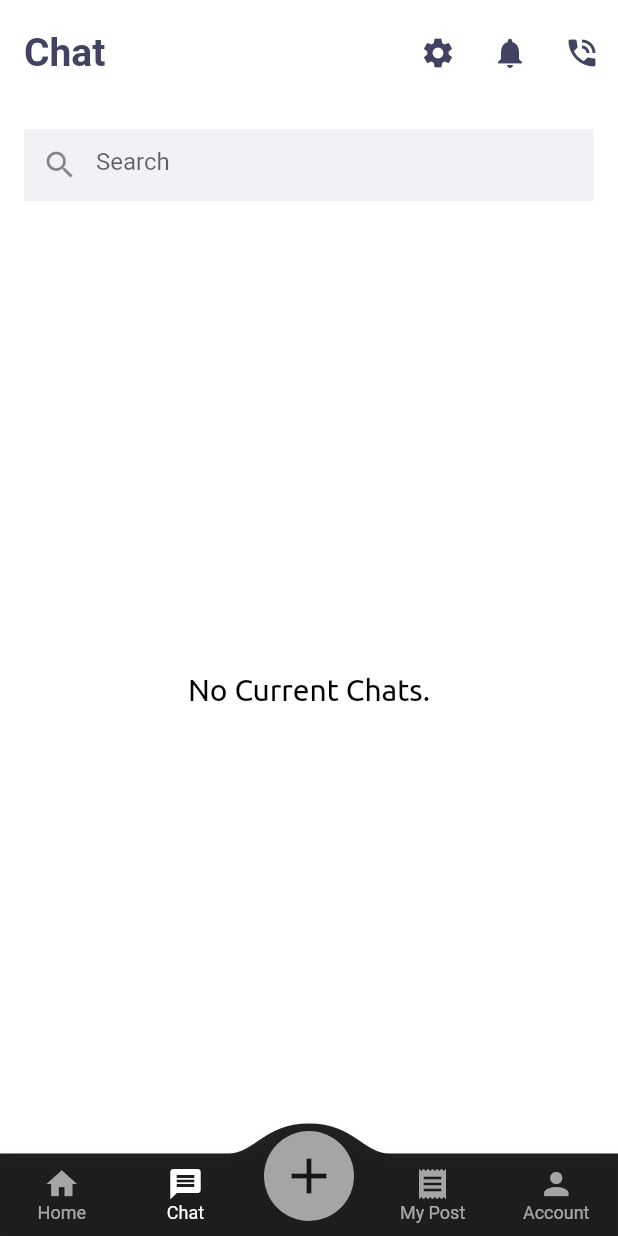
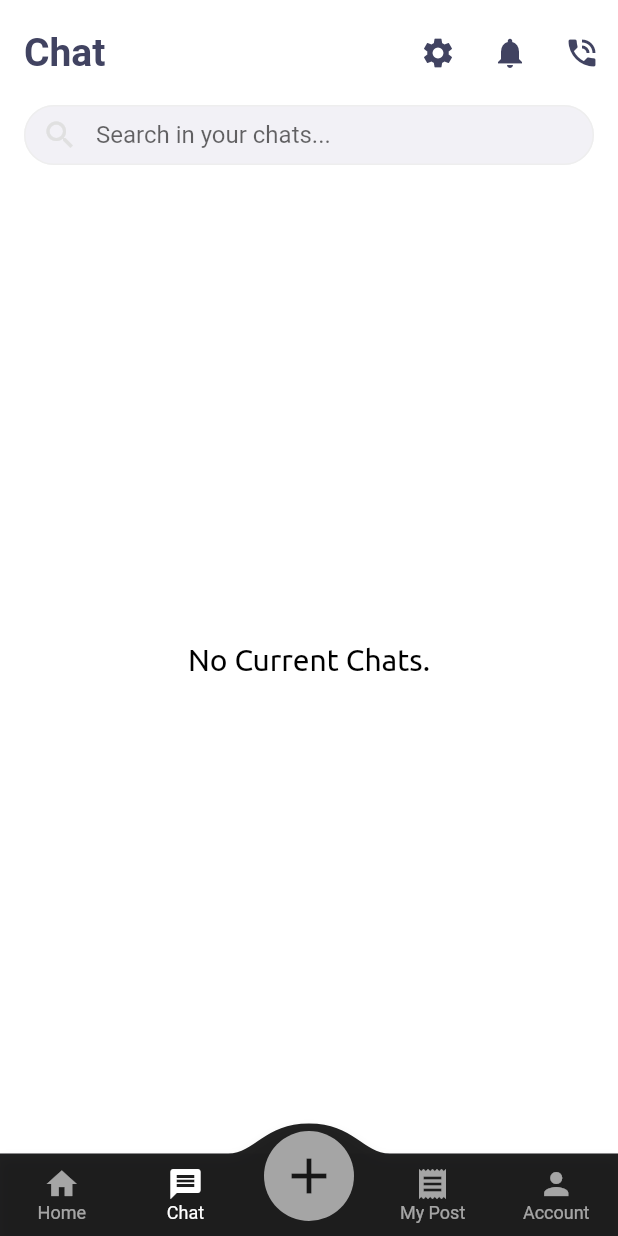
Before and after one commit to irisktaker/clone_open_sooq, a Flutter app: the BtnNavBarScreen screen opened directly, item 2 of the bottom bar chosen, on a phone screen of 412 x 824 dp. Run offline on Flutter 3.47's test engine with Material 2 defaults, Android fonts, the phone set to English and light mode, and no system bars; drawn by our look-alikes of convex_bottom_bar; our stand-ins replace banner_carousel, cloud_firestore, connectivity_plus, dio, firebase_core, flutter_secure_storage and 6 more; missing offline and left inert: country_pickers, shake; accounts and stored records are empty; generated files the repository leaves out were written again; network calls fail; project files that could hold a hidden picture were left out.

```diff
--- a/lib/views/screens/btn_nav_bar/btn_nav_bar_screen.dart
+++ b/lib/views/screens/btn_nav_bar/btn_nav_bar_screen.dart
@@ -21,7 +21,6 @@ class _BtnNavBarScreenState extends State<BtnNavBarScreen> {
 
   @override
   void initState() {
-    super.initState();
     ShakeDetector detector = ShakeDetector.autoStart(
       onPhoneShake: () async {
         if (AppVariables.isContactUsDialogOpen == false) {
@@ -38,6 +37,7 @@ class _BtnNavBarScreenState extends State<BtnNavBarScreen> {
     // To close: detector.stopListening();
     // ShakeDetector.waitForStart() waits for user to call detector.startListening();
     detector.startListening();
+    super.initState();
   }
 
   @override
--- a/lib/views/screens/chat/chat_screen.dart
+++ b/lib/views/screens/chat/chat_screen.dart
@@ -1,6 +1,6 @@
 import 'package:flutter/material.dart';
 import 'package:open_sooq/views/screens/chat/chat_bloc.dart';
-import 'package:open_sooq/views/screens/chat/widget/build_search.dart';
+import 'package:open_sooq/views/screens/chat/widget/chat_search_bar.dart';
 import 'package:open_sooq/views/screens/chat/widget/chats_view.dart';
 
 class ChatScreen extends StatelessWidget {
@@ -10,13 +10,17 @@ class ChatScreen extends StatelessWidget {
 
   @override
   Widget build(BuildContext context) {
-    return Container(
-      color: Colors.white,
-      child: Column(
-        children: [
-          BuildCustomSearch(_chatBloc),
-          ChatView(_chatBloc),
-        ],
+    return GestureDetector(
+      onTap: () => FocusScope.of(context).unfocus(),
+      child: Container(
+        color: Colors.white,
+        padding: const EdgeInsets.symmetric(horizontal: 16),
+        child: Column(
+          children: [
+            ChatSearchBar(_chatBloc),
+            ChatView(_chatBloc),
+          ],
+        ),
       ),
     );
   }
--- a/lib/views/screens/chat/widget/build_search.dart
+++ /dev/null
@@ -1,31 +0,0 @@
-import 'package:flutter/material.dart';
-import 'package:open_sooq/utils/constants/all_constants.dart';
-import 'package:open_sooq/views/screens/chat/chat_bloc.dart';
-
-class BuildCustomSearch extends StatelessWidget {
-  final ChatBloc chatBloc;
-
-  const BuildCustomSearch(this.chatBloc, {Key? key}) : super(key: key);
-
-  @override
-  Widget build(BuildContext context) {
-    return AnimatedOpacity(
-      opacity: 1,
-      duration: const Duration(milliseconds: 800),
-      child: Container(
-        padding: const EdgeInsets.all(16.0),
-        height: 80,
-        child: TextField(
-          controller: chatBloc.searchController,
-          decoration: const InputDecoration(
-            prefixIcon: Icon(Icons.search),
-            border: InputBorder.none,
-            fillColor: AppColors.lightBackgroundColor,
-            filled: true,
-            hintText: "Search",
-          ),
-        ),
-      ),
-    );
-  }
-}
--- /dev/null
+++ b/lib/views/screens/chat/widget/chat_search_bar.dart
@@ -0,0 +1,48 @@
+import 'package:flutter/material.dart';
+import 'package:open_sooq/utils/constants/all_constants.dart';
+import 'package:open_sooq/views/screens/chat/chat_bloc.dart';
+
+class ChatSearchBar extends StatelessWidget {
+  final ChatBloc chatBloc;
+
+  const ChatSearchBar(this.chatBloc, {Key? key}) : super(key: key);
+
+  @override
+  Widget build(BuildContext context) {
+    return AnimatedOpacity(
+      opacity: 1,
+      duration: const Duration(milliseconds: 800),
+      child: Container(
+        height: 40,
+        decoration: BoxDecoration(
+          borderRadius: BorderRadius.circular(20),
+        ),
+        child: TextField(
+          controller: chatBloc.searchController,
+          cursorColor: Colors.black,
+          textAlign: TextAlign.start,
+          textAlignVertical: TextAlignVertical.bottom,
+          decoration: InputDecoration(
+            prefixIcon: Icon(Icons.search, color: Colors.grey[300]!),
+            border: InputBorder.none,
+            fillColor: AppColors.lightBackgroundColor,
+            filled: true,
+            hintText: "Search in your chats...",
+            enabledBorder: OutlineInputBorder(
+              borderSide: BorderSide(width: 1, color: Colors.grey[200]!),
+              borderRadius: BorderRadius.circular(20.0),
+            ),
+            focusedBorder: OutlineInputBorder(
+              borderSide: BorderSide(width: 1, color: Colors.grey[200]!),
+              borderRadius: BorderRadius.circular(20.0),
+            ),
+            errorBorder: OutlineInputBorder(
+              borderSide: BorderSide(width: 1, color: Colors.red[200]!),
+              borderRadius: BorderRadius.circular(20.0),
+            ),
+          ),
+        ),
+      ),
+    );
+  }
+}
--- a/lib/views/screens/home/home_bloc.dart
+++ b/lib/views/screens/home/home_bloc.dart
@@ -1,7 +1,10 @@
 import 'package:banner_carousel/banner_carousel.dart';
+import 'package:flutter/material.dart';
 import 'package:open_sooq/models/banner_images_model.dart';
 
 class HomeBloc {
+  TextEditingController searchController = TextEditingController();
+
   List<BannerModel> listBanners = [
     BannerModel(
         imagePath:
--- a/lib/views/screens/home/widgets/home_category.dart
+++ b/lib/views/screens/home/widgets/home_category.dart
@@ -47,7 +47,9 @@ class HomeCategoryWidget extends StatelessWidget {
           height: 90,
           child: Stack(
             children: [
-              Container(
+              InkWell(
+                onTap: () => print(index),
+                child: Container(
                   padding: const EdgeInsets.only(left: 10, top: 10, bottom: 10),
                   decoration: const BoxDecoration(
                     shape: BoxShape.circle,
@@ -59,6 +61,7 @@ class HomeCategoryWidget extends StatelessWidget {
                       backgroundColor: Colors.white,
                       backgroundImage: NetworkImage(
                         bloc.listOfBanners[index].image,
+                      ),
                     ),
                   ),
                 ),
```
Also changed, not shown: lib/views/screens/auth/login/login_second_step/login_second_step_screen.dart (+5 -4 lines), lib/views/screens/auth/login/login_third_step/login_third_step_screen.dart (renamed from lib/views/screens/auth/login/login_third_step/login_third_step.dart, +67 -5 lines), lib/views/screens/home/home_screen.dart (+9 -4 lines), lib/views/screens/home/widgets/home_search_bar.dart (added, +43 -0 lines). Lines whose indentation alone changed are shown as unchanged.
